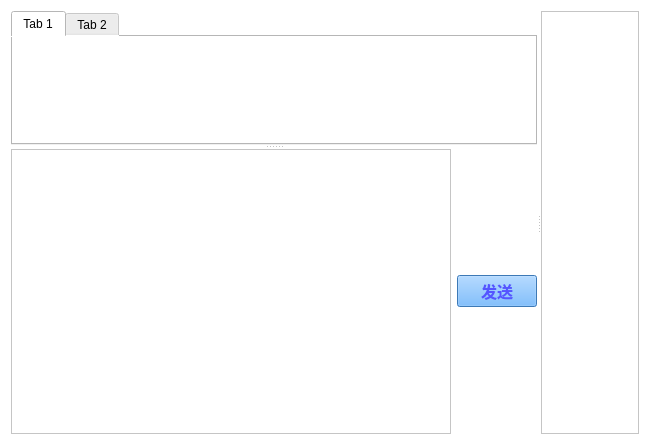
Above: WebSocketChatClient/chatwidget.ui from waynecn/WebSocketServerAndClient before the change. Below: the same form after it.
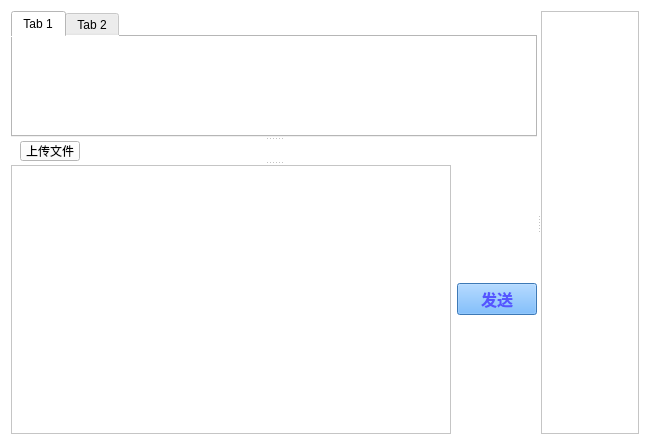
That is the form after the change. Icons and pictures are not drawn.

Commit message: 增加上传文件的功能，未完成

Patch:
```diff
--- a/WebSocketChatClient/chatwidget.ui
+++ b/WebSocketChatClient/chatwidget.ui
@@ -24,7 +24,7 @@
    <item row="0" column="0">
     <widget class="QSplitter" name="horizontalSplitter">
      <property name="sizePolicy">
-      <sizepolicy hsizetype="Expanding" vsizetype="Expanding">
+      <sizepolicy hsizetype="Expanding" vsizetype="Preferred">
        <horstretch>5</horstretch>
        <verstretch>5</verstretch>
       </sizepolicy>
@@ -34,9 +34,9 @@
      </property>
      <widget class="QSplitter" name="verticalSplitter">
       <property name="sizePolicy">
-       <sizepolicy hsizetype="Expanding" vsizetype="Expanding">
+       <sizepolicy hsizetype="Preferred" vsizetype="Expanding">
         <horstretch>4</horstretch>
-        <verstretch>4</verstretch>
+        <verstretch>5</verstretch>
        </sizepolicy>
       </property>
       <property name="orientation">
@@ -90,6 +90,51 @@
         </item>
        </layout>
       </widget>
+      <widget class="QWidget" name="widget_2" native="true">
+       <property name="sizePolicy">
+        <sizepolicy hsizetype="Preferred" vsizetype="Preferred">
+         <horstretch>4</horstretch>
+         <verstretch>1</verstretch>
+        </sizepolicy>
+       </property>
+       <property name="minimumSize">
+        <size>
+         <width>0</width>
+         <height>20</height>
+        </size>
+       </property>
+       <property name="maximumSize">
+        <size>
+         <width>16777215</width>
+         <height>20</height>
+        </size>
+       </property>
+       <widget class="QPushButton" name="uploadFilePushButton">
+        <property name="geometry">
+         <rect>
+          <x>9</x>
+          <y>0</y>
+          <width>60</width>
+          <height>20</height>
+         </rect>
+        </property>
+        <property name="minimumSize">
+         <size>
+          <width>0</width>
+          <height>20</height>
+         </size>
+        </property>
+        <property name="maximumSize">
+         <size>
+          <width>60</width>
+          <height>20</height>
+         </size>
+        </property>
+        <property name="text">
+         <string>上传文件</string>
+        </property>
+       </widget>
+      </widget>
       <widget class="QWidget" name="widget" native="true">
        <property name="sizePolicy">
         <sizepolicy hsizetype="Expanding" vsizetype="Expanding">
```
The commit also changes 5 other files.
